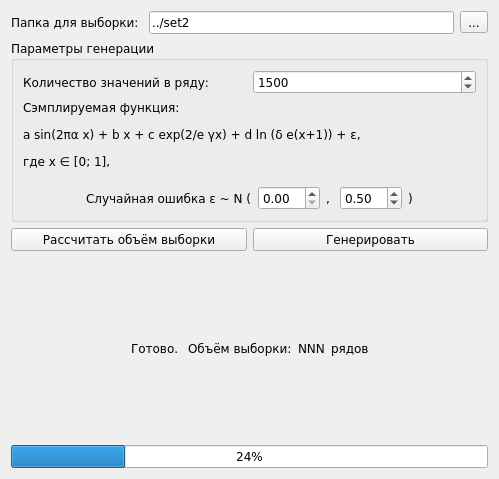
First picture: the form in GUI/GenerateWidget.ui, repository gluk47/tsanalyzer, before the edit.
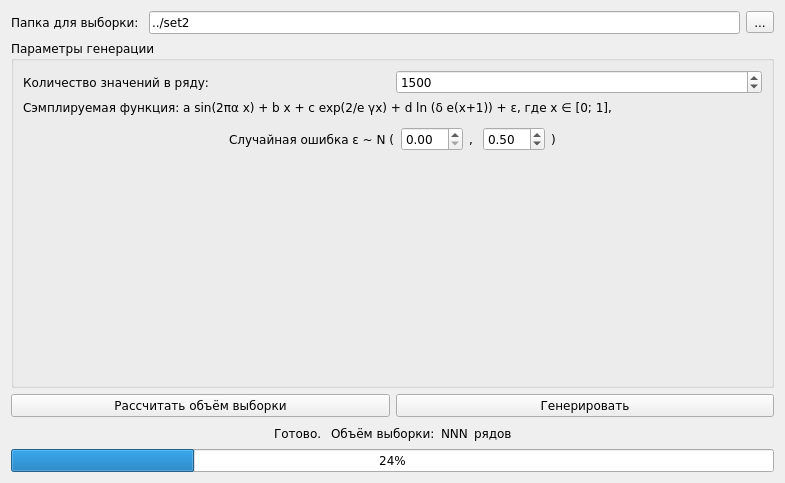
Second picture: the form after the edit.

Patch:
```diff
--- a/GUI/GenerateWidget.ui
+++ b/GUI/GenerateWidget.ui
@@ -6,8 +6,8 @@
    <rect>
     <x>0</x>
     <y>0</y>
-    <width>499</width>
-    <height>479</height>
+    <width>785</width>
+    <height>483</height>
    </rect>
   </property>
   <property name="font">
@@ -82,7 +82,7 @@
          </font>
         </property>
         <property name="text">
-         <string>&lt;html&gt;&lt;head/&gt;&lt;body&gt;&lt;p&gt;Сэмплируемая функция:&lt;/p&gt;&lt;p&gt;a sin(2πα x) + b x + c exp(2/e γx) + d ln (δ e(x+1)) + ε,&lt;/p&gt;&lt;p&gt;где x ∈ [0; 1],&lt;/p&gt;&lt;/body&gt;&lt;/html&gt;</string>
+         <string>&lt;html&gt;&lt;head/&gt;&lt;body&gt;&lt;p&gt;Сэмплируемая функция: a sin(2πα x) + b x + c exp(2/e γx) + d ln (δ e(x+1)) + ε, где x ∈ [0; 1],&lt;/p&gt;&lt;/body&gt;&lt;/html&gt;</string>
         </property>
        </widget>
       </item>
@@ -175,6 +175,19 @@
         </item>
        </layout>
       </item>
+      <item>
+       <spacer name="verticalSpacer">
+        <property name="orientation">
+         <enum>Qt::Vertical</enum>
+        </property>
+        <property name="sizeHint" stdset="0">
+         <size>
+          <width>20</width>
+          <height>40</height>
+         </size>
+        </property>
+       </spacer>
+      </item>
      </layout>
     </widget>
    </item>
```
